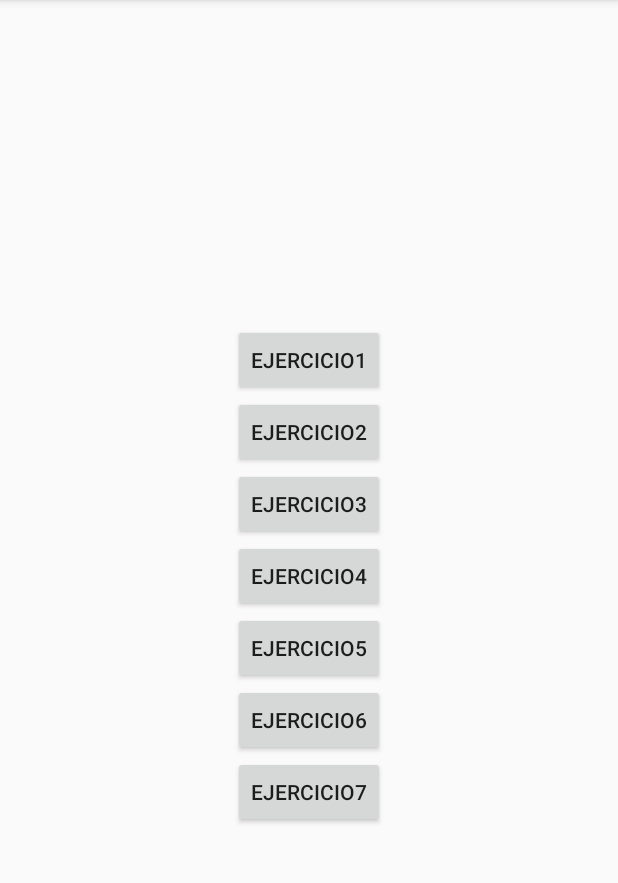
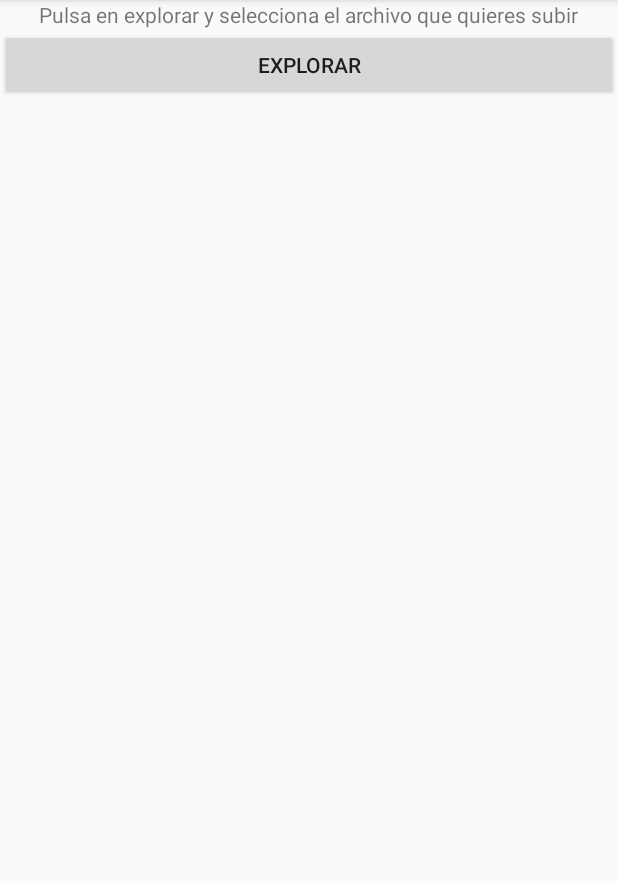
Before and after one commit to alejandroagca/EjerciciosDeFicheros, an Android app: the screen it shows after launch (MenuActivity before the commit, Ejercicio7Activity after it), after a tap on "EJERCICIO7", on a phone screen of 412 x 824 dp, the part 84-967 px from its top. Run offline under Robolectric (Android 15) with nearby library versions, the phone set to English and light mode, and no system bars; libraries missing offline, so code that uses them is left out: com.loopj.android, cz.msebera.android.

Commit message:
Ejercicio 7 finalizado

```diff
--- a/app/src/main/AndroidManifest.xml
+++ b/app/src/main/AndroidManifest.xml
@@ -24,7 +24,8 @@
         <activity android:name=".Ejercicio4Activity" />
         <activity android:name=".Ejercicio2Activity" />
         <activity android:name=".Ejercicio5Activity" />
-        <activity android:name=".Ejercicio6Activity"></activity>
+        <activity android:name=".Ejercicio6Activity" />
+        <activity android:name=".Ejercicio7Activity"></activity>
     </application>
 
 </manifest>
--- a/app/src/main/java/com/example/usuario/ejerciciosdered/Ejercicio1Activity.java
+++ b/app/src/main/java/com/example/usuario/ejerciciosdered/Ejercicio1Activity.java
@@ -9,14 +9,11 @@ import android.widget.TextView;
 import android.widget.Toast;
 
 import java.io.BufferedReader;
-import java.io.BufferedWriter;
 import java.io.File;
 import java.io.FileInputStream;
 import java.io.FileNotFoundException;
-import java.io.FileOutputStream;
 import java.io.IOException;
 import java.io.InputStreamReader;
-import java.io.OutputStreamWriter;
 
 public class Ejercicio1Activity extends AppCompatActivity implements View.OnClickListener{
 
--- a/app/src/main/java/com/example/usuario/ejerciciosdered/Ejercicio2Activity.java
+++ b/app/src/main/java/com/example/usuario/ejerciciosdered/Ejercicio2Activity.java
@@ -84,7 +84,7 @@ public class Ejercicio2Activity extends AppCompatActivity implements View.OnClic
             miFichero.delete();
             cuantasAlarmas = 0;
             txvVerMensaje.setText("");
-            Toast.makeText(Ejercicio2Activity.this, "Se ha borrado el fichero alarmas.txt", Toast.LENGTH_SHORT).show();
+            Toast.makeText(Ejercicio2Activity.this, "Se han borrado todas las alarmas", Toast.LENGTH_SHORT).show();
         }
     }
 
@@ -138,7 +138,7 @@ public class Ejercicio2Activity extends AppCompatActivity implements View.OnClic
             fis.close();
 
         } catch (FileNotFoundException e){
-            Toast.makeText(Ejercicio2Activity.this, "El fichero alarmas.txt no se ha creado todavia", Toast.LENGTH_SHORT).show();
+            Toast.makeText(Ejercicio2Activity.this, "No hay ninguna alarma creada", Toast.LENGTH_SHORT).show();
         } catch (IOException e) {
             Toast.makeText(Ejercicio2Activity.this, "Error de E/S.", Toast.LENGTH_SHORT).show();
         } catch (Exception e){
--- a/app/src/main/java/com/example/usuario/ejerciciosdered/Ejercicio6Activity.java
+++ b/app/src/main/java/com/example/usuario/ejerciciosdered/Ejercicio6Activity.java
@@ -20,8 +20,7 @@ import java.io.FileInputStream;
 import java.io.FileNotFoundException;
 import java.io.IOException;
 import java.io.InputStreamReader;
-import java.text.DecimalFormat;
-import java.util.ArrayList;
+
 
 import cz.msebera.android.httpclient.Header;
 
--- /dev/null
+++ b/app/src/main/java/com/example/usuario/ejerciciosdered/Ejercicio7Activity.java
@@ -0,0 +1,105 @@
+package com.example.usuario.ejerciciosdered;
+import android.app.ProgressDialog;
+import android.content.DialogInterface;
+import android.content.Intent;
+import android.support.v7.app.AppCompatActivity;
+import android.os.Bundle;
+import android.view.View;
+import android.widget.Button;
+import android.widget.TextView;
+import android.widget.Toast;
+
+import com.loopj.android.http.RequestParams;
+import com.loopj.android.http.TextHttpResponseHandler;
+
+import java.io.File;
+import java.io.FileNotFoundException;
+
+import cz.msebera.android.httpclient.Header;
+
+public class Ejercicio7Activity extends AppCompatActivity implements View.OnClickListener {
+
+    private static final int ABRIRFICHERO_REQUEST_CODE = 1;
+    Button btnExplorar, btnSubirArchivo;
+    TextView txvInfo;
+    public final static String WEB = "http://alumno.mobi/~alumno/superior/aguilar/upload.php";
+
+    @Override
+    protected void onCreate(Bundle savedInstanceState) {
+        super.onCreate(savedInstanceState);
+        setContentView(R.layout.activity_ejercicio7);
+        txvInfo = findViewById(R.id.txvInfo);
+        btnExplorar = findViewById(R.id.btnExplorar);
+        btnExplorar.setOnClickListener(this);
+    }
+
+    @Override
+    public void onClick(View v) {
+        if (v == btnExplorar) {
+            Intent intent = new Intent(Intent.ACTION_GET_CONTENT);
+            intent.setType("file/*");
+            if (intent.resolveActivity(getPackageManager()) != null) {
+                startActivityForResult(intent, ABRIRFICHERO_REQUEST_CODE);
+
+            }
+            else
+                Toast.makeText(this, "No hay aplicación para manejar ficheros", Toast.LENGTH_SHORT).show();
+        }
+
+    }
+
+    @Override
+    protected void onActivityResult (int requestCode, int resultCode, Intent data) {
+        if (requestCode == ABRIRFICHERO_REQUEST_CODE)
+            if (resultCode == RESULT_OK) {
+                String ruta = data.getData().getPath();
+                subida(ruta);
+            }
+            else
+                Toast.makeText(this, "Error: " + resultCode, Toast.LENGTH_SHORT).show();
+    }
+
+
+    private void subida(String fichero) {
+        final ProgressDialog progreso = new ProgressDialog(Ejercicio7Activity.this);
+        File myFile;
+        Boolean existe = true;
+        myFile = new File(fichero);
+        RequestParams params = new RequestParams();
+        try {
+            params.put("fileToUpload", myFile);
+        } catch (FileNotFoundException e) {
+            existe = false;
+            txvInfo.setText("Error en el fichero: " + e.getMessage());
+        }
+        if (existe)
+            RestClient.post(WEB, params, new TextHttpResponseHandler() {
+                @Override
+                public void onStart() {
+                    // called before request is started
+                    progreso.setProgressStyle(ProgressDialog.STYLE_SPINNER);
+                    progreso.setMessage("Conectando . . .");
+                    //progreso.setCancelable(false);
+                    progreso.setOnCancelListener(new DialogInterface.OnCancelListener() {
+                        public void onCancel(DialogInterface dialog) {
+                            RestClient.cancelRequests(getApplicationContext(), true);
+                        }
+                    });
+                    progreso.show();
+                }
+
+                public void onSuccess(int statusCode, Header[] headers, String response) {
+                    // called when response HTTP status is "200 OK"
+                    progreso.dismiss();
+                    txvInfo.setText(response);
+                }
+
+                @Override
+                public void onFailure(int statusCode, Header[] headers, String response, Throwable t) {
+                    // called when response HTTP status is "4XX" (eg. 401, 403, 404)
+                    progreso.dismiss();
+                    txvInfo.setText("ERROR: " + response);
+                }
+            });
+    }
+}
--- a/app/src/main/java/com/example/usuario/ejerciciosdered/MenuActivity.java
+++ b/app/src/main/java/com/example/usuario/ejerciciosdered/MenuActivity.java
@@ -63,6 +63,11 @@ public class MenuActivity extends AppCompatActivity implements View.OnClickListe
             startActivity(i);
         }
 
+        if (v == btnEjercicio7){
+            i = new Intent(this, Ejercicio7Activity.class);
+            startActivity(i);
+        }
+
 
 
     }
--- /dev/null
+++ b/app/src/main/res/layout/activity_ejercicio7.xml
@@ -0,0 +1,24 @@
+<?xml version="1.0" encoding="utf-8"?>
+<LinearLayout
+    xmlns:android="http://schemas.android.com/apk/res/android" android:layout_width="match_parent"
+    android:layout_height="match_parent"
+    android:orientation="vertical">
+
+    <TextView
+        android:layout_width="wrap_content"
+        android:layout_height="wrap_content"
+        android:text="Pulsa en explorar y selecciona el archivo que quieres subir"
+        android:layout_gravity="center"/>
+    <Button
+        android:id="@+id/btnExplorar"
+        android:layout_width="match_parent"
+        android:layout_height="wrap_content"
+        android:text="Explorar" />
+
+    <TextView
+        android:id="@+id/txvInfo"
+        android:layout_width="match_parent"
+        android:layout_height="wrap_content"
+        android:layout_gravity="center"
+        />
+</LinearLayout>
```
Also changed, not shown: app/src/main/java/com/example/usuario/ejerciciosdered/Ejercicio5Activity.java (+23 -9 lines).
